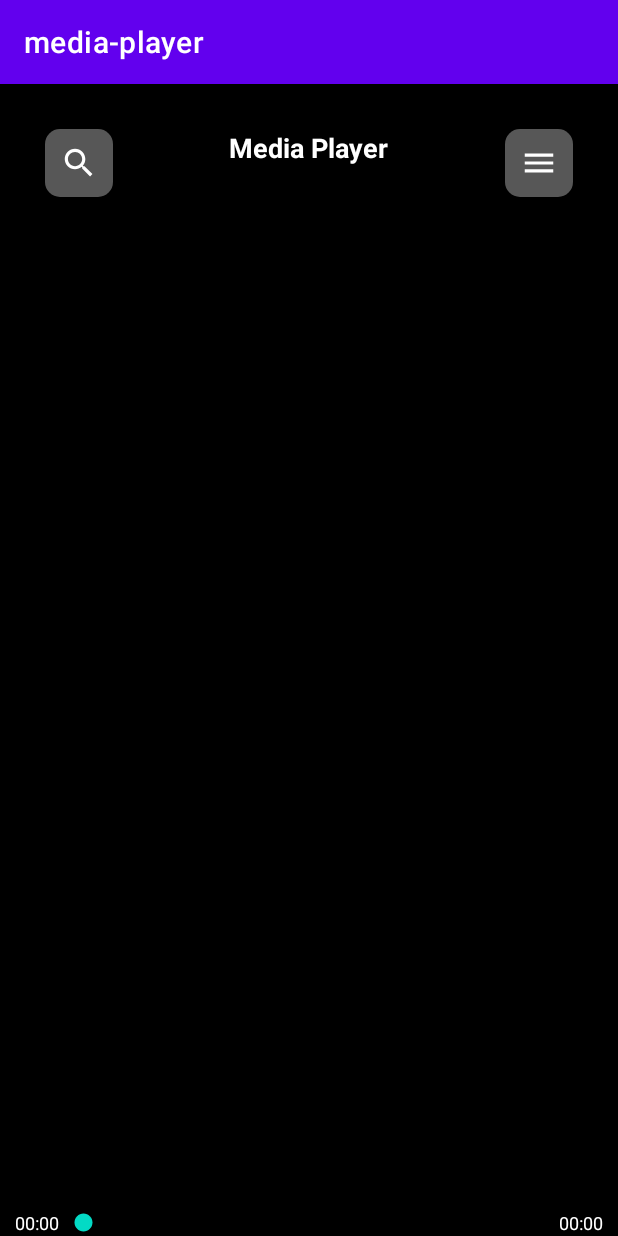
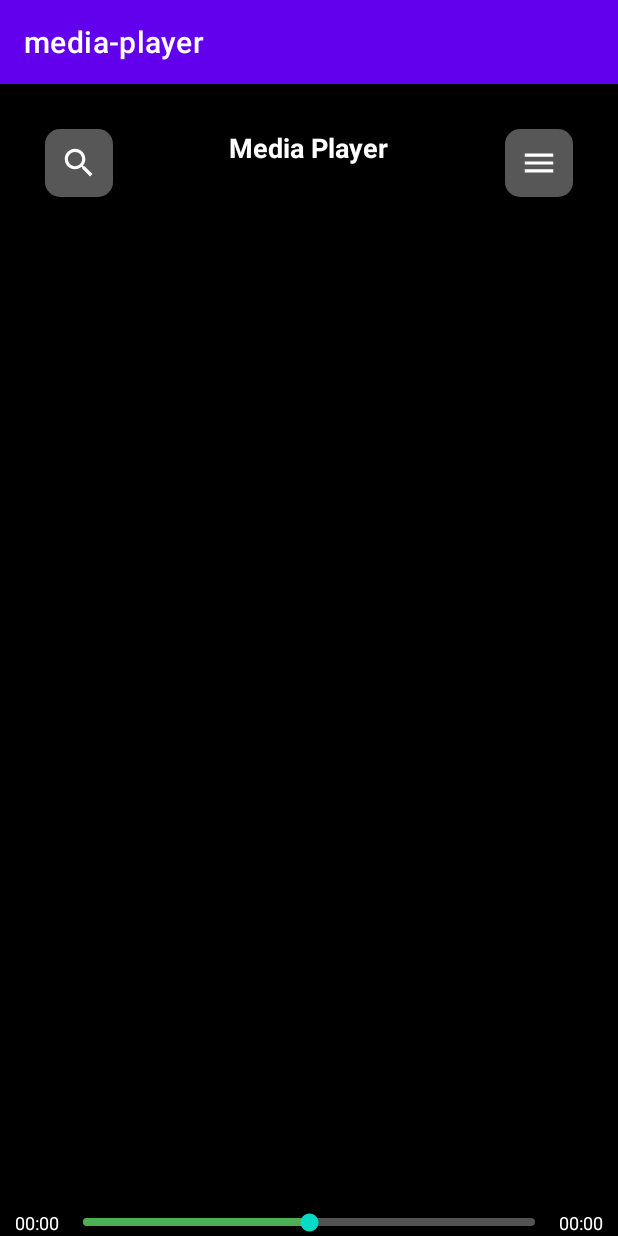
Before and after one commit to AnawaratneMANA/ANDROID-MEDIA-PLAYER, an Android app: the screen it shows after launch (MainActivity), on a phone screen of 412 x 824 dp. Run offline under Robolectric (Android 15) with nearby library versions, the phone set to English and light mode, and no system bars.

Commit message:
Thumbnail Resource Created.

```diff
--- /dev/null
+++ b/app/src/main/res/drawable/custom_seekbar.xml
@@ -0,0 +1,23 @@
+<?xml version="1.0" encoding="utf-8"?>
+<layer-list xmlns:android="http://schemas.android.com/apk/res/android">
+    <item android:id="@android:id/background"
+        android:gravity="center_vertical">
+
+        <shape android:shape="rectangle">
+            <solid android:color="#535353"/>
+            <corners android:radius="10dp"/>
+            <size android:height="5dp"/>
+        </shape>
+    </item>
+
+    <item android:id="@android:id/progress"
+        android:gravity="center_vertical">
+        <clip>
+            <shape android:shape="rectangle">
+                <solid android:color="#4CAF50"/>
+                <corners android:radius="10dp"/>
+                <size android:height="5dp"/>
+            </shape>
+        </clip>
+    </item>
+</layer-list>
--- /dev/null
+++ b/app/src/main/res/drawable/custom_thumbnail.xml
@@ -0,0 +1,7 @@
+<?xml version="1.0" encoding="utf-8"?>
+<shape xmlns:android="http://schemas.android.com/apk/res/android"
+    android:shape="rectangle">
+    <solid android:color="@color/white"/>
+    <corners android:radius="5dp"/>
+    <size android:height="18dp" android:width="20dp"/>
+</shape>
--- a/app/src/main/res/layout/activity_main.xml
+++ b/app/src/main/res/layout/activity_main.xml
@@ -74,7 +74,10 @@
                 android:layout_width="match_parent"
                 android:layout_toStartOf="@id/end_time"
                 android:layout_toEndOf="@id/start_time"
-                android:layout_height="wrap_content"/>
+                android:layout_height="wrap_content"
+                android:progressDrawable="@drawable/custom_seekbar"
+                android:progress="50"
+                android:max="100"/>
 
             <TextView
                 android:id="@+id/end_time"
```
